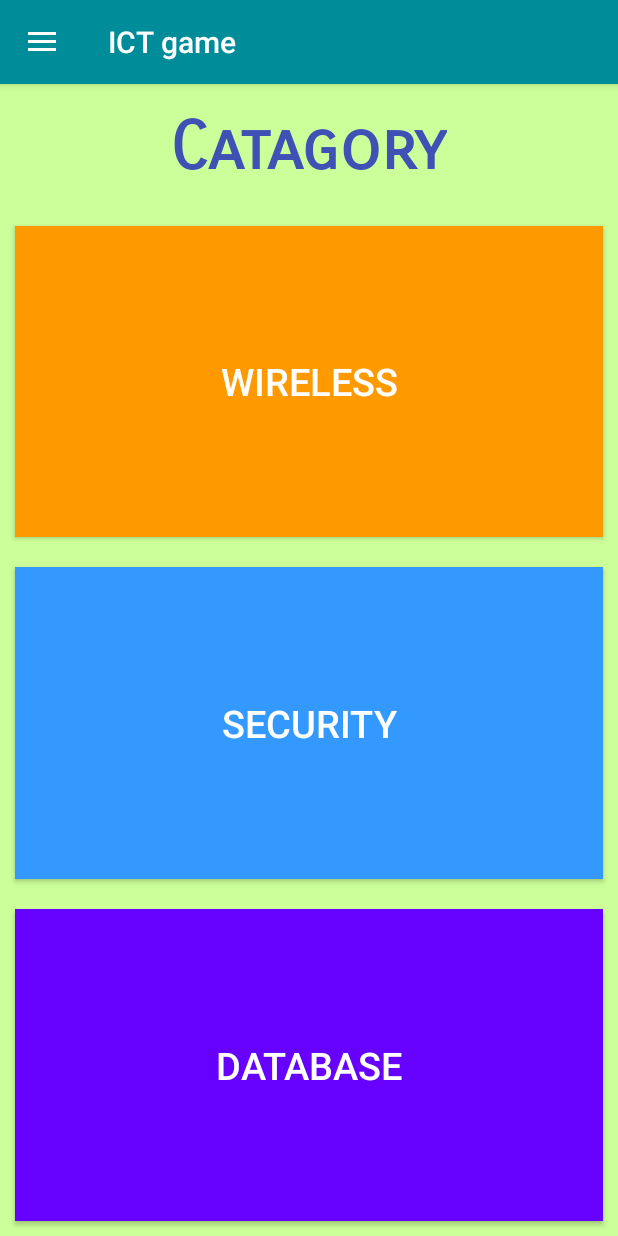
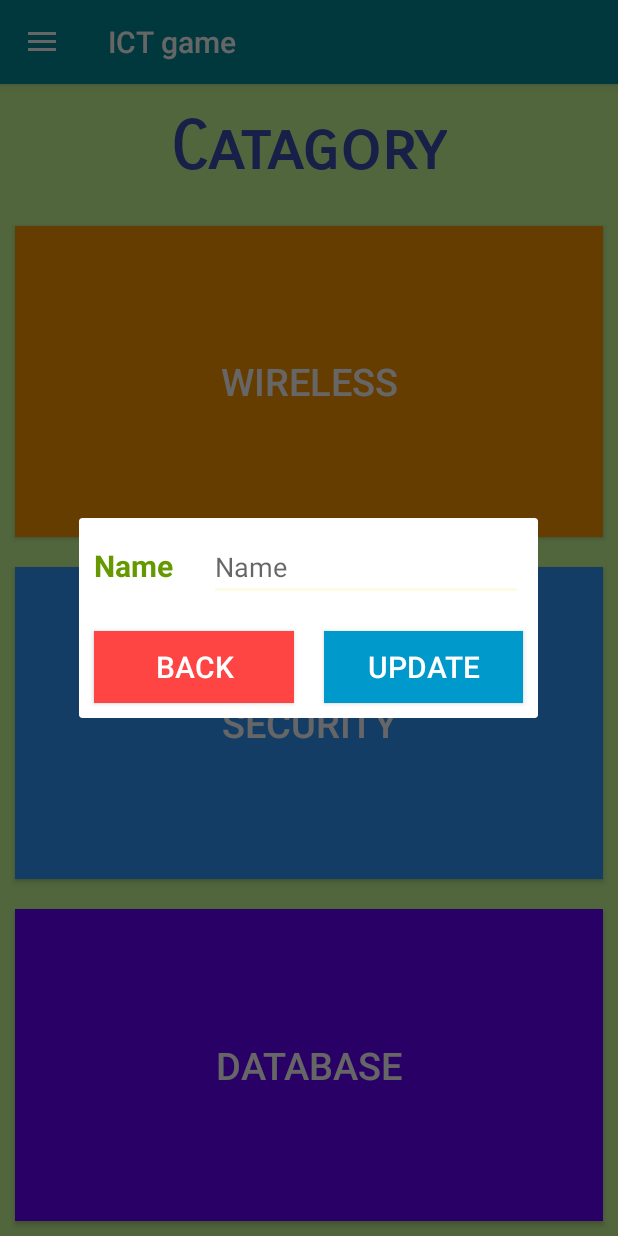
Before and after one commit to patorseing/ICTWordGuessingGames, an Android app: the screen it shows after launch (GuestStartGame), in the side drawer, after a tap on "Edit name", on a phone screen of 412 x 824 dp. Run offline under Robolectric (Android 15) with nearby library versions, the light colour scheme and no system bars; libraries missing offline, so code that uses them is left out: com.facebook, com.facebook.login; 11 statements that could not run were skipped.

Commit message:
Start rename guest DialogFragment

```diff
--- a/app/src/main/java/com/maipatgeorge/tequila/ictwordguessinggames/GuestStartGame.java
+++ b/app/src/main/java/com/maipatgeorge/tequila/ictwordguessinggames/GuestStartGame.java
@@ -1,6 +1,5 @@
 package com.maipatgeorge.tequila.ictwordguessinggames;
 
-import android.app.Dialog;
 import android.content.ContentValues;
 import android.content.Intent;
 import android.database.Cursor;
@@ -8,6 +7,8 @@ import android.database.sqlite.SQLiteDatabase;
 import android.os.Bundle;
 import android.os.Handler;
 import android.support.design.widget.NavigationView;
+import android.support.v4.app.Fragment;
+import android.support.v4.app.FragmentTransaction;
 import android.support.v4.view.GravityCompat;
 import android.support.v4.widget.DrawerLayout;
 import android.support.v7.app.ActionBarDrawerToggle;
@@ -21,6 +22,7 @@ import android.widget.ImageView;
 import android.widget.TextView;
 
 import com.maipatgeorge.tequila.ictwordguessinggames.DB.DBHelper;
+import com.maipatgeorge.tequila.ictwordguessinggames.freg.Rename;
 
 import static com.maipatgeorge.tequila.ictwordguessinggames.DB.Constant.KEY_CAT;
 import static com.maipatgeorge.tequila.ictwordguessinggames.DB.Constant.KEY_Gname;
@@ -44,7 +46,7 @@ public class GuestStartGame extends AppCompatActivity
     Button db_guest;
     String getName;
 
-    Dialog dialog;
+    Fragment fragment;
 
     @Override
     protected void onCreate(Bundle savedInstanceState) {
@@ -199,12 +201,11 @@ public class GuestStartGame extends AppCompatActivity
         // Handle navigation view item clicks here.
         int id = item.getItemId();
 
+
         if (id == R.id.nav_edit) {
-            // Handle the camera action
-        } else if (id == R.id.nav_edit) {
-
-            myDialogs();
-
+            displaySelectedScreen(R.id.nav_edit);
+        } else if (id == R.id.nav_setting) {
+            displaySelectedScreen(R.id.nav_setting);
         } else if (id == R.id.nav_back) {
             new Handler().postDelayed(new Runnable() {
                 @Override
@@ -221,9 +222,7 @@ public class GuestStartGame extends AppCompatActivity
             String sql = "DELETE FROM "+TABLE_GuestPass+" WHERE "+KEY_Gname+" = ? and " + KEY_L_ID +" = 1";
 
             db.execSQL(sql, new String[]{getName});
-        } /*else if (id == R.id.nav_share) {
-
-        } else if (id == R.id.nav_send) {
+        } /*else if (id == R.id.nav_send) {
 
         }*/
 
@@ -232,8 +231,22 @@ public class GuestStartGame extends AppCompatActivity
         return true;
     }
 
-    public void myDialogs(){
-        dialog = new Dialog(GuestStartGame.this);
-        dialog.setContentView(R.layout.dialogscongres);
+    private void displaySelectedScreen(int id){
+
+        fragment = null;
+
+        switch (id){
+            case R.id.nav_edit:
+                fragment = new Rename();
+                break;
+            case R.id.nav_setting:
+                break;
+        }
+
+        if (fragment != null){
+            FragmentTransaction fragmentTransaction = getSupportFragmentManager().beginTransaction();
+            fragmentTransaction.replace(R.id.content_guest_start_game, fragment);
+            fragmentTransaction.commit();
+        }
     }
 }
--- /dev/null
+++ b/app/src/main/java/com/maipatgeorge/tequila/ictwordguessinggames/freg/Rename.java
@@ -0,0 +1,24 @@
+package com.maipatgeorge.tequila.ictwordguessinggames.freg;
+
+import android.os.Bundle;
+import android.support.annotation.NonNull;
+import android.support.annotation.Nullable;
+import android.support.v4.app.Fragment;
+import android.view.LayoutInflater;
+import android.view.View;
+import android.view.ViewGroup;
+
+import com.maipatgeorge.tequila.ictwordguessinggames.R;
+
+public class Rename extends Fragment {
+    @Nullable
+    @Override
+    public View onCreateView(@NonNull LayoutInflater inflater, @Nullable ViewGroup container, @Nullable Bundle savedInstanceState) {
+        View view = inflater.inflate(R.layout.fragment_open, container, false);
+
+        RenameDialogsFreg dialogs = new RenameDialogsFreg();
+        dialogs.show(getFragmentManager(), "MyCustomerDialogs");
+
+        return view;
+    }
+}
--- /dev/null
+++ b/app/src/main/java/com/maipatgeorge/tequila/ictwordguessinggames/freg/RenameDialogsFreg.java
@@ -0,0 +1,22 @@
+package com.maipatgeorge.tequila.ictwordguessinggames.freg;
+
+import android.os.Bundle;
+import android.support.annotation.NonNull;
+import android.support.annotation.Nullable;
+import android.support.v4.app.DialogFragment;
+import android.view.LayoutInflater;
+import android.view.View;
+import android.view.ViewGroup;
+
+import com.maipatgeorge.tequila.ictwordguessinggames.R;
+
+public class RenameDialogsFreg extends DialogFragment {
+
+    @Nullable
+    @Override
+    public View onCreateView(@NonNull LayoutInflater inflater, @Nullable ViewGroup container, @Nullable Bundle savedInstanceState) {
+        View view = inflater.inflate(R.layout.dialogrename, container,false);
+
+        return view;
+    }
+}
--- /dev/null
+++ b/app/src/main/res/drawable/ic_home_black_24dp.xml
@@ -0,0 +1,9 @@
+<vector xmlns:android="http://schemas.android.com/apk/res/android"
+        android:width="24dp"
+        android:height="24dp"
+        android:viewportWidth="24.0"
+        android:viewportHeight="24.0">
+    <path
+        android:fillColor="#FF000000"
+        android:pathData="M10,20v-6h4v6h5v-8h3L12,3 2,12h3v8z"/>
+</vector>
--- a/app/src/main/res/layout/content_guest_start_game.xml
+++ b/app/src/main/res/layout/content_guest_start_game.xml
@@ -1,5 +1,7 @@
 <?xml version="1.0" encoding="utf-8"?>
-<android.support.constraint.ConstraintLayout xmlns:android="http://schemas.android.com/apk/res/android"
+<android.support.constraint.ConstraintLayout
+    android:id="@+id/content_guest_start_game"
+    xmlns:android="http://schemas.android.com/apk/res/android"
     xmlns:app="http://schemas.android.com/apk/res-auto"
     xmlns:tools="http://schemas.android.com/tools"
     android:layout_width="match_parent"
--- /dev/null
+++ b/app/src/main/res/layout/dialogrename.xml
@@ -0,0 +1,63 @@
+<?xml version="1.0" encoding="utf-8"?>
+<LinearLayout xmlns:android="http://schemas.android.com/apk/res/android"
+    xmlns:app="http://schemas.android.com/apk/res-auto"
+    android:orientation="vertical" android:layout_width="match_parent"
+    android:layout_height="match_parent">
+
+    <LinearLayout
+        android:layout_width="match_parent"
+        android:layout_height="wrap_content"
+        android:orientation="horizontal">
+
+        <TextView
+            android:id="@+id/edit_name"
+            android:layout_width="match_parent"
+            android:layout_height="wrap_content"
+            android:layout_margin="10sp"
+            android:layout_weight="3"
+            android:text="Name"
+            android:textColor="@android:color/holo_green_dark"
+            android:textSize="20sp"
+            android:textStyle="bold" />
+
+        <EditText
+            android:id="@+id/editText"
+            android:layout_width="match_parent"
+            android:layout_height="wrap_content"
+            android:layout_weight="1"
+            android:ems="10"
+            android:hint="Name"
+            android:layout_margin="10sp"
+            android:inputType="textPersonName" />
+
+    </LinearLayout>
+
+    <LinearLayout
+        android:layout_width="match_parent"
+        android:layout_height="match_parent"
+        android:orientation="horizontal">
+
+        <Button
+            android:id="@+id/back_to_the_main"
+            android:layout_width="match_parent"
+            android:layout_height="wrap_content"
+            android:layout_weight="3"
+            android:text="Back"
+            android:layout_margin="10sp"
+            android:textSize="20sp"
+            android:background="@android:color/holo_red_light"
+            android:textColor="@android:color/white"/>
+
+        <Button
+            android:id="@+id/update_name"
+            android:layout_width="match_parent"
+            android:layout_height="wrap_content"
+            android:layout_weight="3"
+            android:text="Update"
+            android:layout_margin="10sp"
+            android:textSize="20sp"
+            android:textColor="@android:color/white"
+            android:background="@android:color/holo_blue_dark"/>
+    </LinearLayout>
+
+</LinearLayout>
--- a/app/src/main/res/layout/dialogsrename.xml
+++ /dev/null
@@ -1,9 +0,0 @@
-<?xml version="1.0" encoding="utf-8"?>
-<LinearLayout
-    android:id="@+id/aa"
-    xmlns:android="http://schemas.android.com/apk/res/android"
-    android:orientation="vertical"
-    android:layout_width="match_parent"
-    android:layout_height="match_parent">
-
-</LinearLayout>
--- /dev/null
+++ b/app/src/main/res/layout/fragment_open.xml
@@ -0,0 +1,7 @@
+<?xml version="1.0" encoding="utf-8"?>
+<RelativeLayout xmlns:android="http://schemas.android.com/apk/res/android"
+    android:layout_width="match_parent"
+    android:layout_height="match_parent"
+    xmlns:tools="http://schemas.android.com/tools">
+
+</RelativeLayout>
--- a/app/src/main/res/menu/activity_guest_start_game_drawer.xml
+++ b/app/src/main/res/menu/activity_guest_start_game_drawer.xml
@@ -8,6 +8,7 @@
             android:id="@+id/nav_back"
             android:icon="@drawable/ic_arrow_back_black_24dp"
             android:title="Back" />
+
         <item
             android:id="@+id/nav_edit"
             android:icon="@drawable/ic_edit_black_24dp"
--- a/app/src/main/res/values/colors.xml
+++ b/app/src/main/res/values/colors.xml
@@ -2,7 +2,7 @@
 <resources>
     <color name="colorPrimary">#3F51B5</color>
     <color name="colorPrimaryDark">#303F9F</color>
-    <color name="colorAccent">#FF4081</color>
+    <color name="colorAccent">#ff4081</color>
     <color name="cream">#FCFBE3</color>
     <color name="lightgreen">#ccff99</color>
     <color name="lightict">#008d99</color>
```
